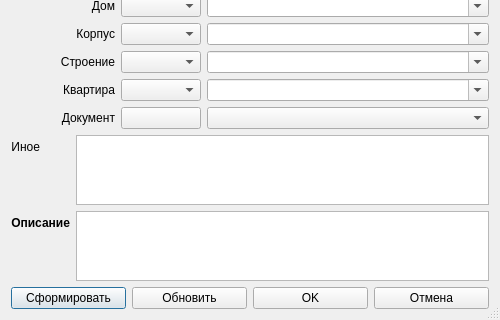
Qt form ui/address.ui (Biryuchkov/openLand) before a commit; both pictures show x 0 to 500 and y 296 to 616 of the 500 by 616 pixel window.
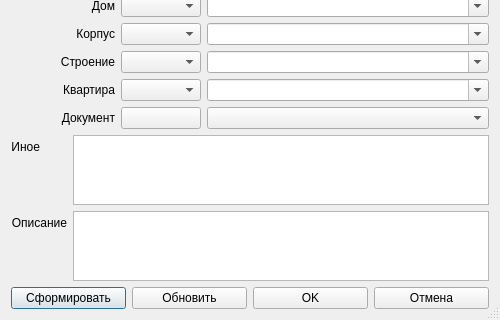
The same form after that commit. Icons and pictures are not drawn.

Patch:
```diff
--- a/ui/address.ui
+++ b/ui/address.ui
@@ -437,7 +437,7 @@
         </font>
        </property>
        <property name="text">
-        <string>&lt;html&gt;&lt;head/&gt;&lt;body&gt;&lt;p align=&quot;right&quot;&gt;&lt;span style=&quot; font-weight:600;&quot;&gt;Описание&lt;/span&gt;&lt;/p&gt;&lt;/body&gt;&lt;/html&gt;</string>
+        <string>&lt;html&gt;&lt;head/&gt;&lt;body&gt;&lt;p align=&quot;right&quot;&gt;&lt;span style=&quot; font-weight:400;&quot;&gt;Описание&lt;/span&gt;&lt;/p&gt;&lt;/body&gt;&lt;/html&gt;</string>
        </property>
       </widget>
      </item>
```
